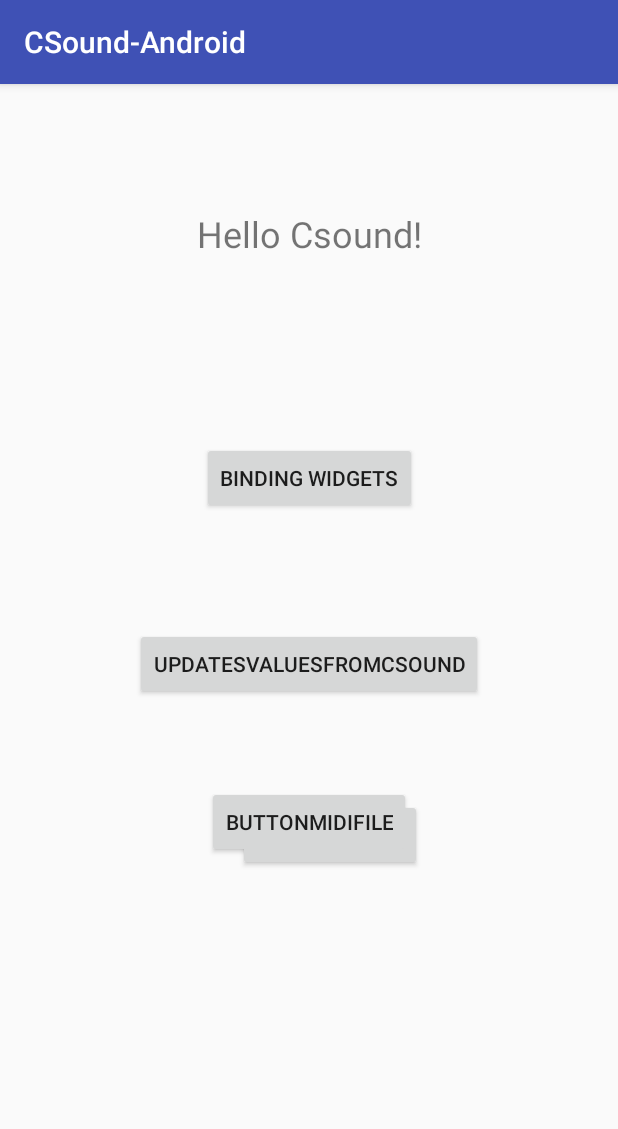
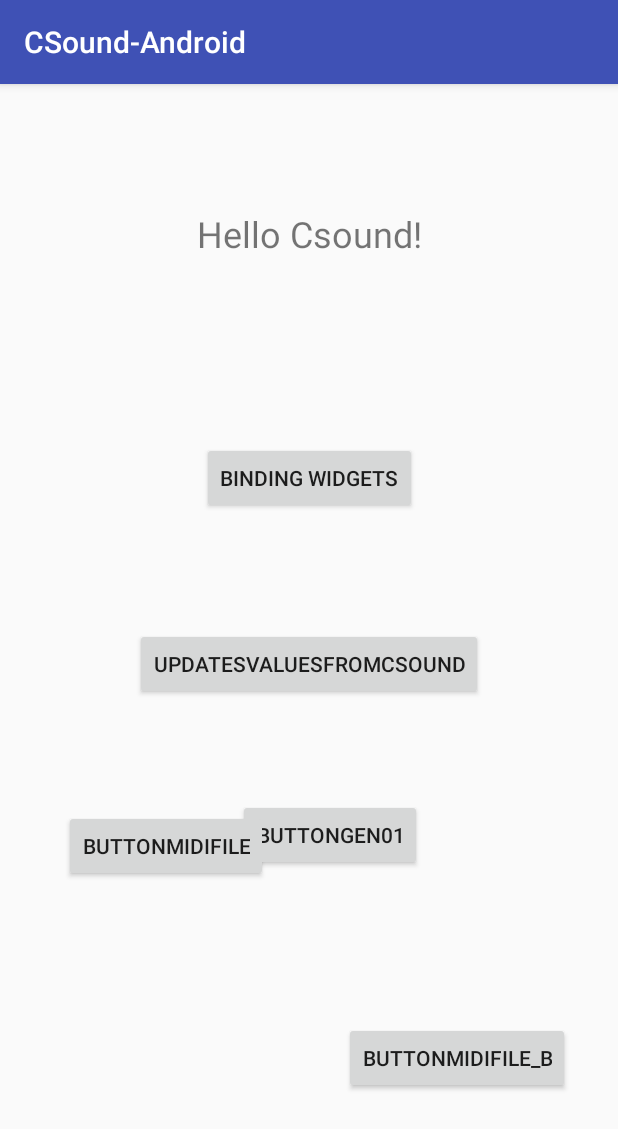
Before and after one commit to strapparts/CSound-Android, an Android app: the screen it shows after launch (MainActivity), on a phone screen of 412 x 824 dp. Shown: the top 1129 px of the screen. Run offline under Robolectric (Android 15) with nearby library versions, the phone set to English and light mode, and no system bars.

Commit message:
joint example4 with read midi file

```diff
--- a/app/src/main/AndroidManifest.xml
+++ b/app/src/main/AndroidManifest.xml
@@ -30,7 +30,8 @@
         <activity android:name=".Example1" />
         <activity android:name=".Example2" />
         <activity android:name=".Example3" />
-        <activity android:name=".Example4"></activity>
+        <activity android:name=".Example4" />
+        <activity android:name=".Example4b"></activity>
     </application>
 
 </manifest>
--- a/app/src/main/java/com/strapparts/csound_android/MainActivity.java
+++ b/app/src/main/java/com/strapparts/csound_android/MainActivity.java
@@ -9,17 +9,19 @@
 
 public class MainActivity extends AppCompatActivity {
 
-    Button buttonToPageOne, buttonToPageTwo, buttonToPageThree, buttonToPageFour; //declare buttons
+    Button buttonToPageOne, buttonToPageTwo, buttonToPageThree, buttonToPageFour, buttonToPageFour_b; //declare buttons
 
     @Override
     protected void onCreate(Bundle savedInstanceState) {
         super.onCreate(savedInstanceState);
         setContentView(R.layout.activity_main);     //connect to layout window ("activity_main.xml")
 
+        //se manca una di queste connessioni l'applicazione si chiude subito, anche se non vengono segnalati errori!!!!!!!!!!!!!!
         buttonToPageOne = (Button) findViewById(R.id.button1);   //connect java button to xml button image widget
         buttonToPageTwo = (Button) findViewById(R.id.button8);   //connect java button to xml button image widget
         buttonToPageThree = (Button) findViewById(R.id.button9);   //connect java button to xml button image widget
         buttonToPageFour = (Button) findViewById(R.id.button11);   //connect java button to xml button image widget
+        buttonToPageFour_b = (Button) findViewById(R.id.button15);   //connect java button to xml button image widget
 
         buttonToPageOne.setOnClickListener(new View.OnClickListener() { //prepare button to action
             @Override
@@ -53,5 +55,14 @@
             }
         });
 
+        buttonToPageFour_b.setOnClickListener(new View.OnClickListener() {
+            @Override
+            public void onClick(View v) {
+                Intent gotoplay1 = new Intent(getApplicationContext(), Example4b.class); //prepare and start the activity "Example4_b"
+                startActivity(gotoplay1);
+            }
+        });
+
+
     }
 }
--- a/app/src/main/res/layout/activity_main.xml
+++ b/app/src/main/res/layout/activity_main.xml
@@ -84,6 +84,23 @@
         app:layout_constraintLeft_toLeftOf="parent"
         android:layout_marginStart="8dp"
         android:layout_marginEnd="8dp"
-        app:layout_constraintVertical_bias="0.166" />
+        app:layout_constraintVertical_bias="0.222"
+        app:layout_constraintHorizontal_bias="0.133" />
+
+    <Button
+        android:id="@+id/button15"
+        android:layout_width="wrap_content"
+        android:layout_height="wrap_content"
+        android:text="@string/buttonMidiFile_b"
+        android:layout_marginTop="8dp"
+        app:layout_constraintTop_toBottomOf="@+id/button9"
+        app:layout_constraintBottom_toBottomOf="parent"
+        android:layout_marginBottom="8dp"
+        android:layout_marginLeft="8dp"
+        app:layout_constraintLeft_toLeftOf="parent"
+        android:layout_marginRight="8dp"
+        app:layout_constraintRight_toRightOf="parent"
+        app:layout_constraintHorizontal_bias="0.902"
+        app:layout_constraintVertical_bias="0.517" />
 
 </android.support.constraint.ConstraintLayout>
--- a/app/src/main/res/values/strings.xml
+++ b/app/src/main/res/values/strings.xml
@@ -26,5 +26,8 @@
     <string name="textviewhz">TextViewHz</string>
     <string name="buttonMidiFile">ButtonMidiFile</string>
     <string name="buttonPlayMidiFile">ButtonPlayMidiFile</string>
+    <string name="buttonMidiFile_b">ButtonMidiFile_b</string>
+    <string name="buttonMidiPlay_b">ButtonMidiPlay_b</string>
+    <string name="buttonMidiPause_b">ButtonMidiPause_b</string>
 
 </resources>
```
Also changed, not shown: app/src/main/java/com/strapparts/csound_android/Example4.java (+32 -0 lines), app/src/main/java/com/strapparts/csound_android/Example4b.java (added, +79 -0 lines), app/src/main/res/layout/activity_example4b.xml (added, +37 -0 lines), 2 other files.
